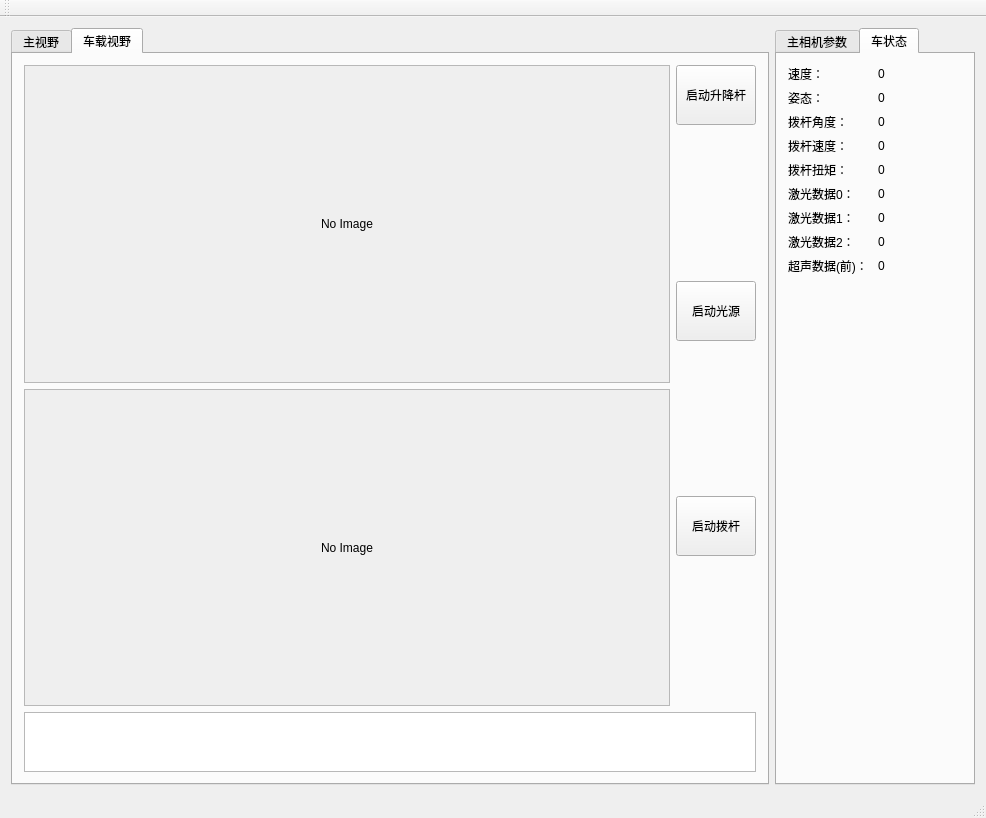
Above: mainwindow.ui from JameScottX/yphost before the change. Below: the same form after it.
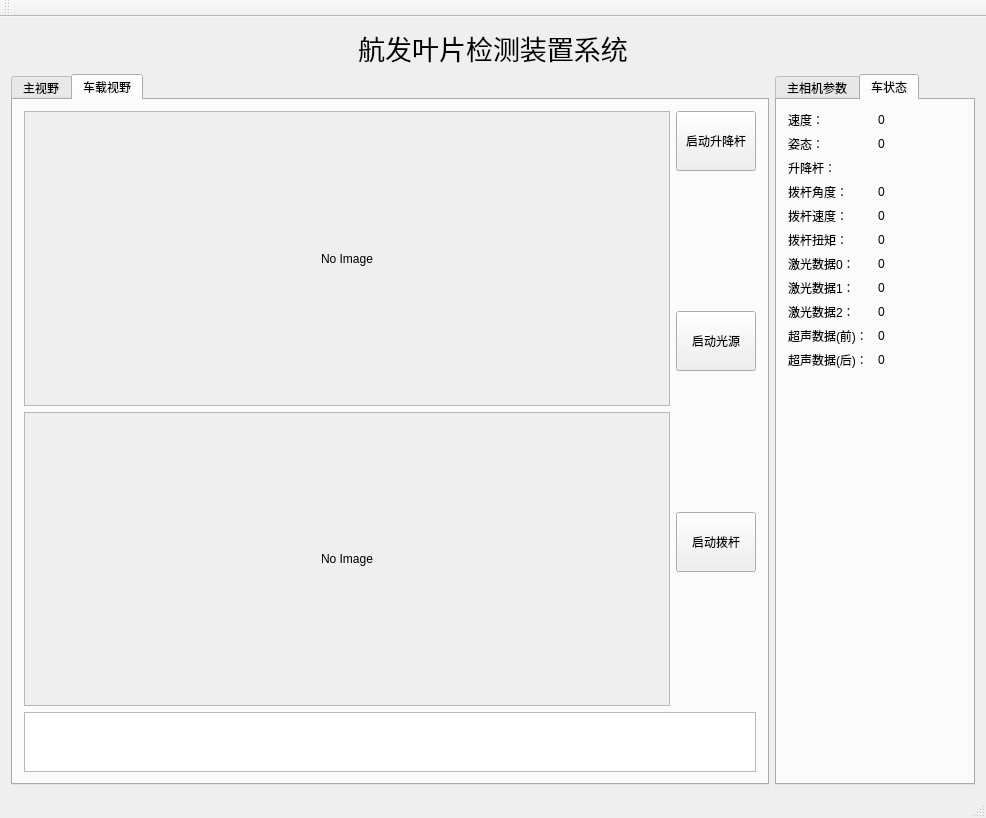
That is the form after the change. The open tabs and pages were chosen to show the change.

The edit to the form file:
```diff
--- a/mainwindow.ui
+++ b/mainwindow.ui
@@ -14,6 +14,23 @@
    <string>MainWindow</string>
   </property>
   <widget class="QWidget" name="centralWidget">
+   <layout class="QVBoxLayout" name="verticalLayout_8">
+    <item>
+     <widget class="QLabel" name="label_8">
+      <property name="font">
+       <font>
+        <pointsize>20</pointsize>
+       </font>
+      </property>
+      <property name="text">
+       <string>航发叶片检测装置系统</string>
+      </property>
+      <property name="alignment">
+       <set>Qt::AlignCenter</set>
+      </property>
+     </widget>
+    </item>
+    <item>
    <layout class="QHBoxLayout" name="horizontalLayout_5">
     <item>
      <widget class="QTabWidget" name="tabWidget_2">
@@ -81,8 +98,8 @@
                 <rect>
                  <x>0</x>
                  <y>0</y>
-                 <width>643</width>
-                 <height>305</height>
+                   <width>641</width>
+                   <height>281</height>
                 </rect>
                </property>
                <layout class="QHBoxLayout" name="horizontalLayout_3">
@@ -110,8 +127,8 @@
                 <rect>
                  <x>0</x>
                  <y>0</y>
-                 <width>643</width>
-                 <height>305</height>
+                   <width>641</width>
+                   <height>281</height>
                 </rect>
                </property>
                <layout class="QHBoxLayout" name="horizontalLayout_4">
@@ -402,6 +419,30 @@
           </item>
          </layout>
         </item>
+          <item>
+           <layout class="QHBoxLayout" name="horizontalLayout_12">
+            <item>
+             <widget class="QLabel" name="label_7">
+              <property name="text">
+               <string>升降杆：</string>
+              </property>
+             </widget>
+            </item>
+            <item>
+             <widget class="QLabel" name="updown_l">
+              <property name="minimumSize">
+               <size>
+                <width>50</width>
+                <height>0</height>
+               </size>
+              </property>
+              <property name="text">
+               <string/>
+              </property>
+             </widget>
+            </item>
+           </layout>
+          </item>
         <item>
          <layout class="QHBoxLayout" name="horizontalLayout_14">
           <item>
@@ -570,6 +611,30 @@
           </item>
          </layout>
         </item>
+          <item>
+           <layout class="QHBoxLayout" name="horizontalLayout_20">
+            <item>
+             <widget class="QLabel" name="label_15">
+              <property name="text">
+               <string>超声数据(后)：</string>
+              </property>
+             </widget>
+            </item>
+            <item>
+             <widget class="QLabel" name="ultrasound_f_2">
+              <property name="minimumSize">
+               <size>
+                <width>50</width>
+                <height>0</height>
+               </size>
+              </property>
+              <property name="text">
+               <string>0</string>
+              </property>
+             </widget>
+            </item>
+           </layout>
+          </item>
         <item>
          <spacer name="verticalSpacer_3">
           <property name="orientation">
@@ -586,6 +651,8 @@
        </layout>
       </widget>
      </widget>
+      </item>
+     </layout>
     </item>
    </layout>
   </widget>
```
Left out of the diff: 6 changed lines with no effect on the pictures. Lines whose indentation alone changed are shown as unchanged.
